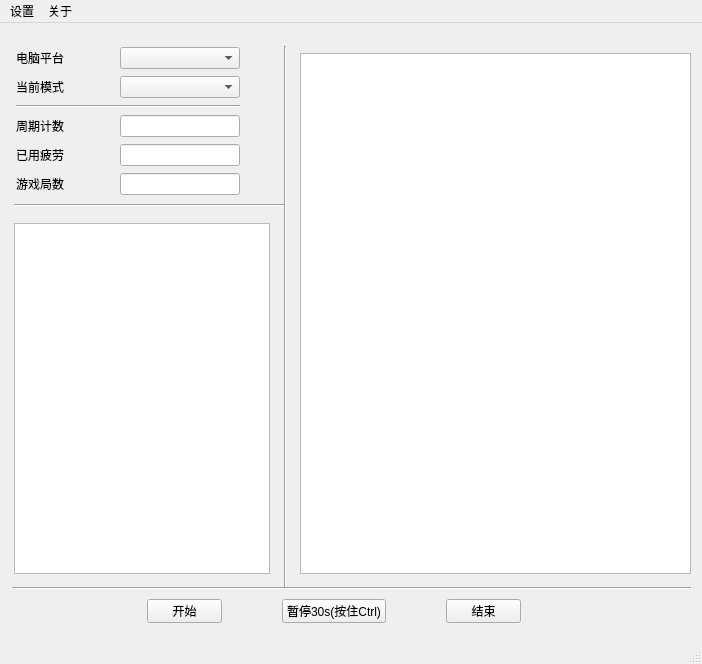
Above: GameAutoTools_GUI/UI/mainWindow.ui from xuanshui/myTools before the change. Below: the same form after it.
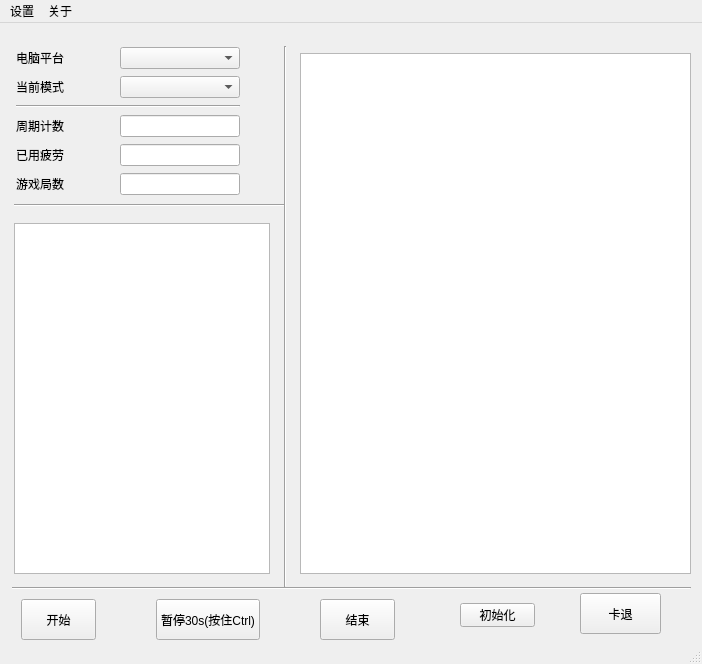
That is the form after the change.

Patch:
```diff
--- a/GameAutoTools_GUI/UI/mainWindow.ui
+++ b/GameAutoTools_GUI/UI/mainWindow.ui
@@ -82,7 +82,7 @@
    <widget class="QWidget" name="layoutWidget">
     <property name="geometry">
      <rect>
-      <x>392</x>
+      <x>266</x>
       <y>576</y>
       <width>16</width>
       <height>16</height>
@@ -93,10 +93,10 @@
    <widget class="QPushButton" name="btn_start">
     <property name="geometry">
      <rect>
-      <x>147</x>
+      <x>21</x>
       <y>576</y>
       <width>75</width>
-      <height>24</height>
+      <height>41</height>
      </rect>
     </property>
     <property name="text">
@@ -106,10 +106,10 @@
    <widget class="QPushButton" name="btn_pause">
     <property name="geometry">
      <rect>
-      <x>282</x>
+      <x>156</x>
       <y>576</y>
       <width>104</width>
-      <height>24</height>
+      <height>41</height>
      </rect>
     </property>
     <property name="text">
@@ -119,17 +119,17 @@
    <widget class="QPushButton" name="btn_end">
     <property name="geometry">
      <rect>
-      <x>446</x>
+      <x>320</x>
       <y>576</y>
       <width>75</width>
-      <height>24</height>
+      <height>41</height>
      </rect>
     </property>
     <property name="text">
      <string>结束</string>
     </property>
    </widget>
-   <widget class="QWidget" name="">
+   <widget class="QWidget" name="layoutWidget">
     <property name="geometry">
      <rect>
       <x>16</x>
@@ -363,6 +363,32 @@
      </item>
     </layout>
    </widget>
+   <widget class="QPushButton" name="btn_quitKaTui">
+    <property name="geometry">
+     <rect>
+      <x>580</x>
+      <y>570</y>
+      <width>81</width>
+      <height>41</height>
+     </rect>
+    </property>
+    <property name="text">
+     <string>卡退</string>
+    </property>
+   </widget>
+   <widget class="QPushButton" name="btn_init">
+    <property name="geometry">
+     <rect>
+      <x>460</x>
+      <y>580</y>
+      <width>75</width>
+      <height>24</height>
+     </rect>
+    </property>
+    <property name="text">
+     <string>初始化</string>
+    </property>
+   </widget>
   </widget>
   <widget class="QMenuBar" name="menubar">
    <property name="geometry">
```
